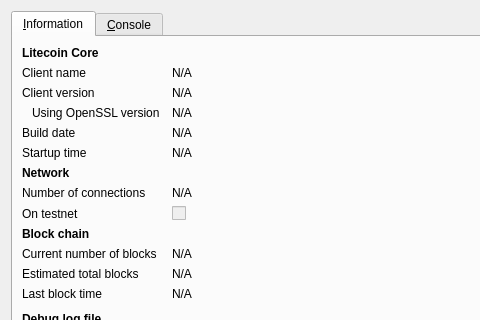
First picture: the form in src/qt/forms/rpcconsole.ui, repository moophlo/DrugoCoin, before the edit; both pictures show x 0 to 480 and y 0 to 320 of the 740 by 450 pixel window.
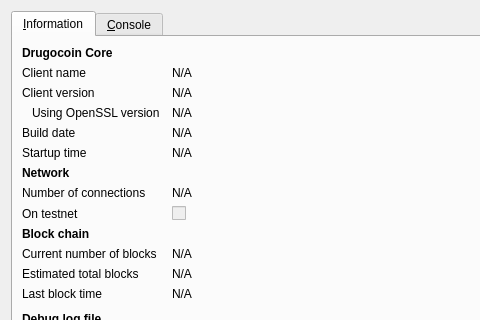
Second picture: the form after the edit. Icons and pictures are not drawn.

```diff
--- a/src/qt/forms/rpcconsole.ui
+++ b/src/qt/forms/rpcconsole.ui
@@ -36,7 +36,7 @@
           </font>
          </property>
          <property name="text">
-          <string>Litecoin Core</string>
+          <string>Drugocoin Core</string>
          </property>
         </widget>
        </item>
```
Left out of the diff: 6 changed lines with no effect on the pictures.
